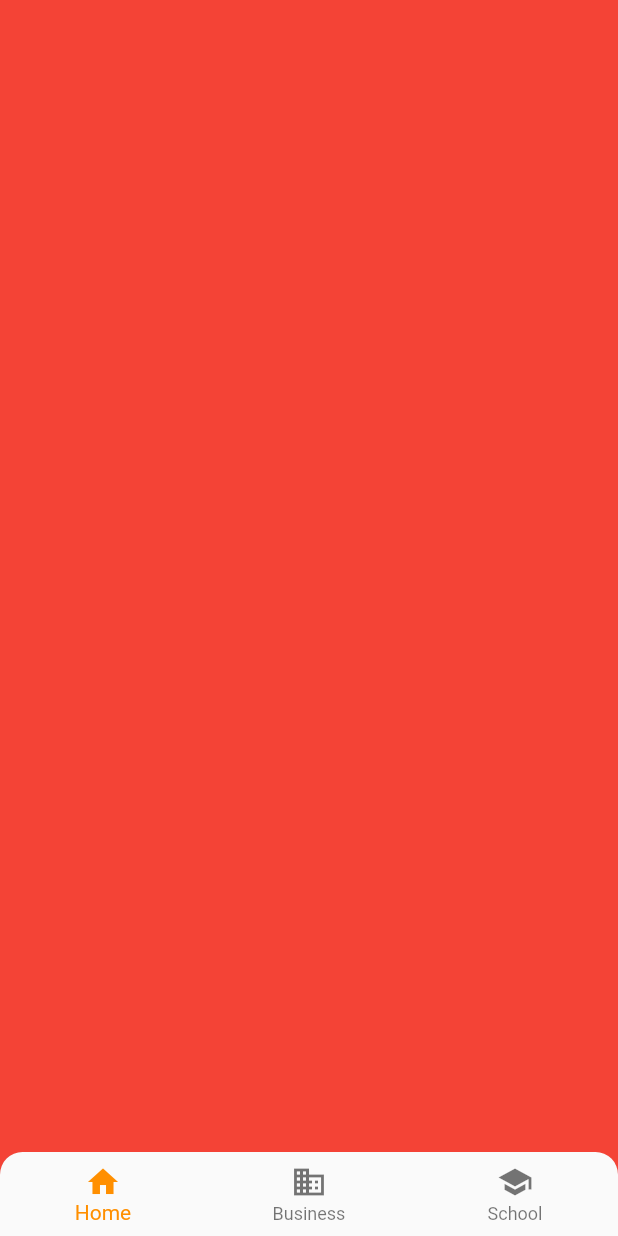
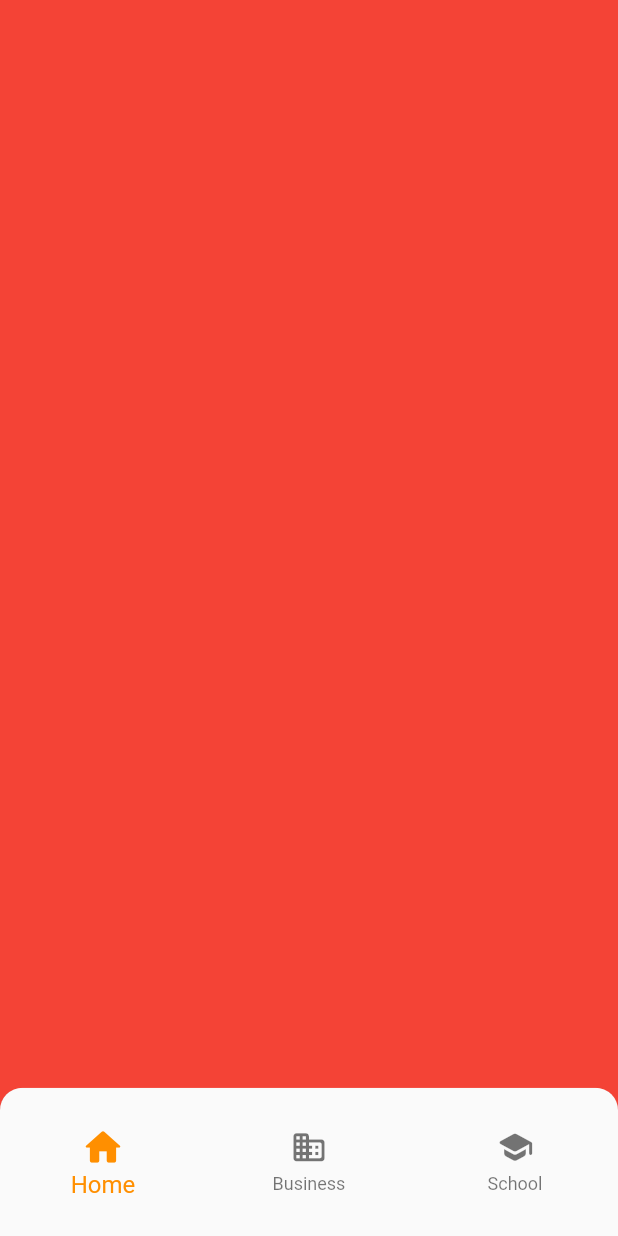
Before and after one commit to SandorNicuAlin/recipes_frontend, a Flutter app: the screen it shows after launch, on a phone screen of 412 x 824 dp. Run offline on Flutter 3.47's test engine with Material 2 defaults, Android fonts, the light colour scheme and no system bars; our stand-ins replace font_awesome_flutter.

Commit message:
Adaugat BottomNavigationMenu

```diff
--- a/lib/widgets/navigation_menu.dart
+++ b/lib/widgets/navigation_menu.dart
@@ -1,6 +1,5 @@
-import 'dart:ui';
-
 import 'package:flutter/material.dart';
+import 'package:font_awesome_flutter/font_awesome_flutter.dart';
 
 class NavigationMenu extends StatelessWidget {
   const NavigationMenu({Key? key, this.selectedIndex, this.onTapCallback})
@@ -16,6 +15,7 @@ class NavigationMenu extends StatelessWidget {
       right: 0,
       bottom: 0,
       child: Container(
+        height: MediaQuery.of(context).size.height * 12 / 100,
         decoration: const BoxDecoration(
           borderRadius: BorderRadius.only(
             topLeft: Radius.circular(15),
@@ -28,18 +28,27 @@ class NavigationMenu extends StatelessWidget {
             topRight: Radius.circular(15),
           ),
           child: BottomNavigationBar(
+            selectedFontSize: 16,
+            selectedIconTheme: const IconThemeData(size: 30),
+            iconSize: 25,
             elevation: 1,
             items: const <BottomNavigationBarItem>[
               BottomNavigationBarItem(
-                icon: Icon(Icons.home),
+                icon: Icon(
+                  Icons.home_rounded,
+                ),
                 label: 'Home',
               ),
               BottomNavigationBarItem(
-                icon: Icon(Icons.business),
+                icon: Icon(
+                  Icons.business_rounded,
+                ),
                 label: 'Business',
               ),
               BottomNavigationBarItem(
-                icon: Icon(Icons.school),
+                icon: Icon(
+                  Icons.school_rounded,
+                ),
                 label: 'School',
               ),
             ],
--- a/pubspec.yaml
+++ b/pubspec.yaml
@@ -29,6 +29,7 @@ environment:
 dependencies:
   flutter:
     sdk: flutter
+  font_awesome_flutter: ^10.1.0
 
 
   # The following adds the Cupertino Icons font to your application.
```
Also changed, not shown: pubspec.lock.
